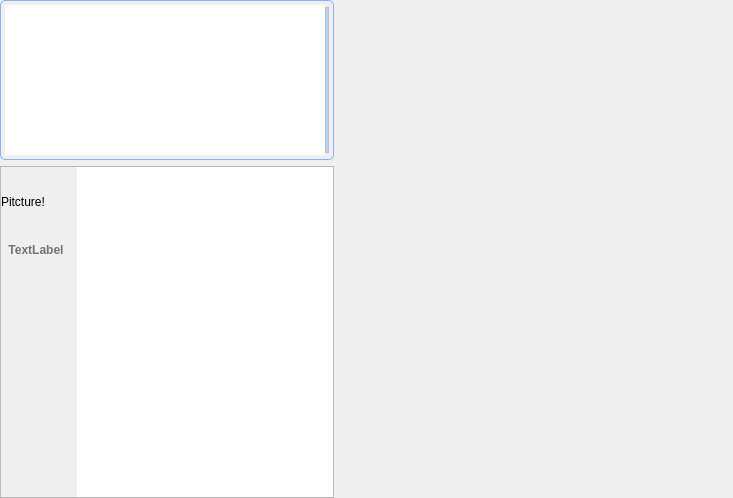
Above: trunk/src/edr/src/hmm_view/ui/AnalisisWidget.ui from mk4me/hm-mde-one before the change. Below: the same form after it.
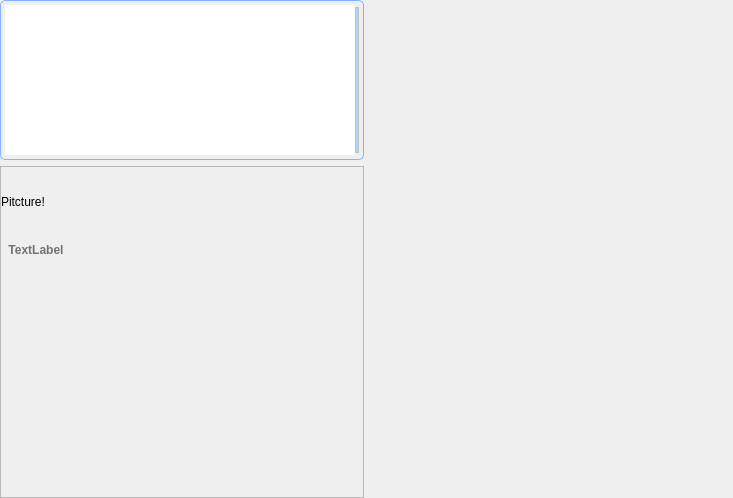
That is the form after the change.

```diff
--- a/trunk/src/edr/src/hmm_view/ui/AnalisisWidget.ui
+++ b/trunk/src/edr/src/hmm_view/ui/AnalisisWidget.ui
@@ -142,7 +142,7 @@
          <rect>
           <x>0</x>
           <y>0</y>
-          <width>326</width>
+          <width>348</width>
           <height>150</height>
          </rect>
         </property>
@@ -240,9 +240,9 @@
          </layout>
         </item>
         <item>
-         <widget class="QTreeWidget" name="treeWidget">
+         <widget class="QWidget" name="treeHolder" native="true">
           <property name="sizePolicy">
-           <sizepolicy hsizetype="Minimum" vsizetype="Expanding">
+           <sizepolicy hsizetype="Expanding" vsizetype="Preferred">
             <horstretch>0</horstretch>
             <verstretch>0</verstretch>
            </sizepolicy>
```
Left out of the diff: 74 changed lines with no effect on the pictures.
